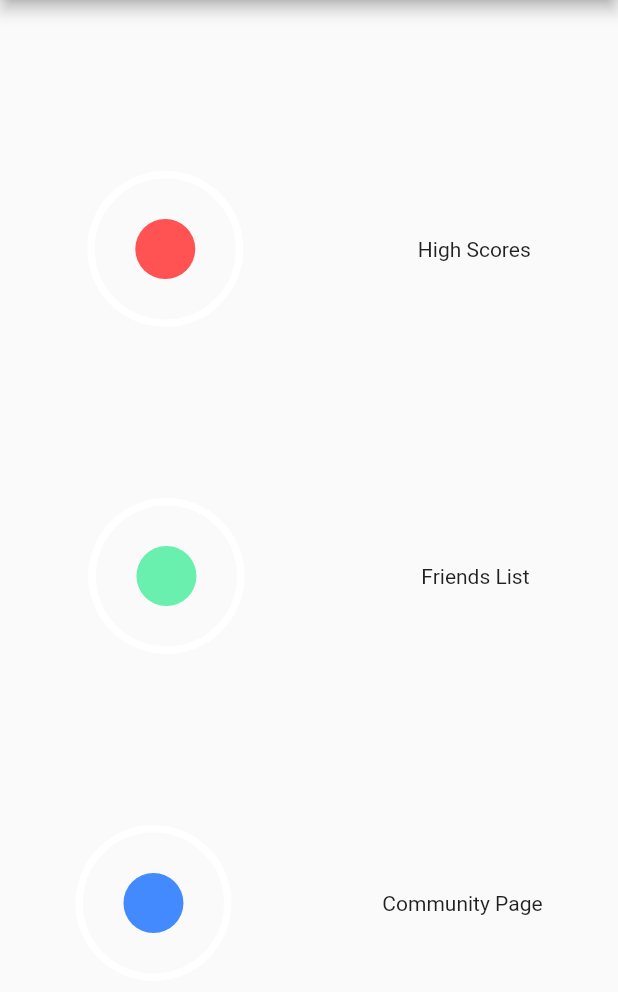
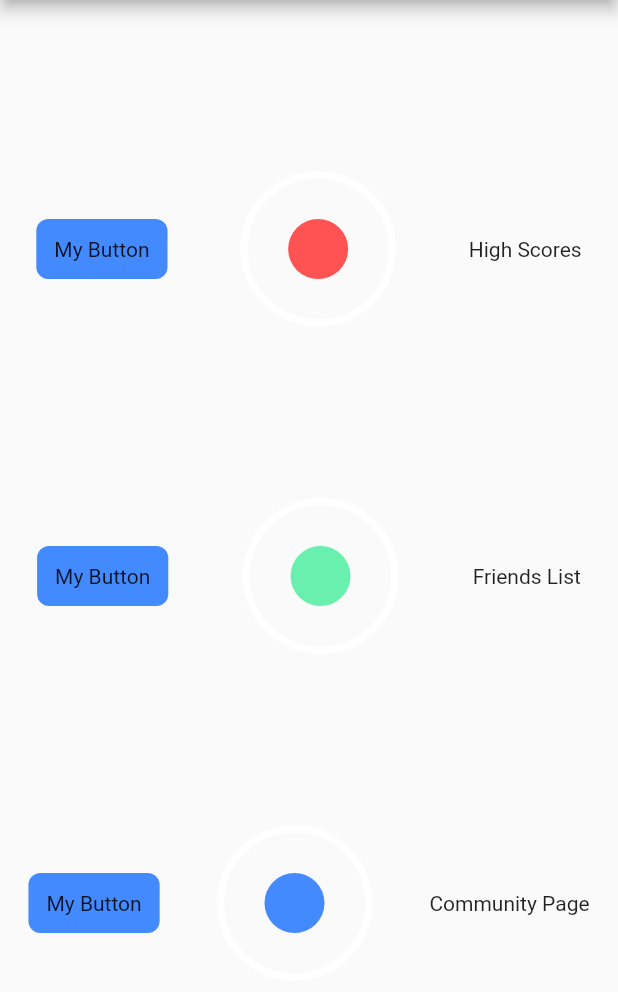
Before and after one commit to blong005/GameLibrary, a Flutter app: the screen it shows after launch, on a phone screen of 412 x 824 dp, the part 84-1076 px from its top. Run offline on Flutter 3.47's test engine with Material 2 defaults, Android fonts, the phone set to English and light mode, and no system bars.

Commit message:
GestureDetector Widget Buttons Added/No Activity

```diff
--- a/lib/pages/home_page.dart
+++ b/lib/pages/home_page.dart
@@ -1,4 +1,5 @@
 import 'package:GameLibrary/pages/GuitarHero.dart';
+import 'package:GameLibrary/pages/HighScores.dart';
 import 'package:flutter/material.dart';
 import './TicTacToe.dart';
 import './Snake.dart';
@@ -113,6 +114,12 @@ void switchUser(int x){
               mainAxisAlignment: MainAxisAlignment.spaceAround,
               crossAxisAlignment: CrossAxisAlignment.center,
               children: <Widget>[
+                GestureDetector(
+                  onTap: () {
+                    onTap: () => Navigator.of(context).push(new MaterialPageRoute(builder: (BuildContext context) => new HighScores("High Scores")));
+                  },
+                  child: Container(padding: EdgeInsets.all(12.0),decoration: BoxDecoration(color: Colors.blueAccent, borderRadius: BorderRadius.circular(8.0),),child: Text("My Button"),),
+                ),
                 DecoratedBox(
               decoration: BoxDecoration(
                 shape: BoxShape.circle,
@@ -128,6 +135,7 @@ void switchUser(int x){
                       color: Colors.redAccent,
                       shape: BoxShape.circle,
                     ),
+                    //child: Text("    H"),
                   ),
                 ),
               ),
@@ -141,6 +149,12 @@ void switchUser(int x){
               mainAxisAlignment: MainAxisAlignment.spaceAround,
               crossAxisAlignment: CrossAxisAlignment.center,
               children: <Widget>[
+                GestureDetector(
+                  onTap: () {
+                    onTap: () => Navigator.of(context).push(new MaterialPageRoute(builder: (BuildContext context) => new HighScores("High Scores")));
+                  },
+                  child: Container(padding: EdgeInsets.all(12.0),decoration: BoxDecoration(color: Colors.blueAccent, borderRadius: BorderRadius.circular(8.0),),child: Text("My Button"),),
+                ),
                 DecoratedBox(
                   decoration: BoxDecoration(
                     shape: BoxShape.circle,
@@ -168,6 +182,12 @@ void switchUser(int x){
               mainAxisAlignment: MainAxisAlignment.spaceAround,
               crossAxisAlignment: CrossAxisAlignment.center,
               children: <Widget>[
+                GestureDetector(
+                  onTap: () {
+                    onTap: () => Navigator.of(context).push(new MaterialPageRoute(builder: (BuildContext context) => new HighScores("High Scores")));
+                  },
+                  child: Container(padding: EdgeInsets.all(12.0),decoration: BoxDecoration(color: Colors.blueAccent, borderRadius: BorderRadius.circular(8.0),),child: Text("My Button"),),
+                ),
                 DecoratedBox(
                   decoration: BoxDecoration(
                     shape: BoxShape.circle,
```
